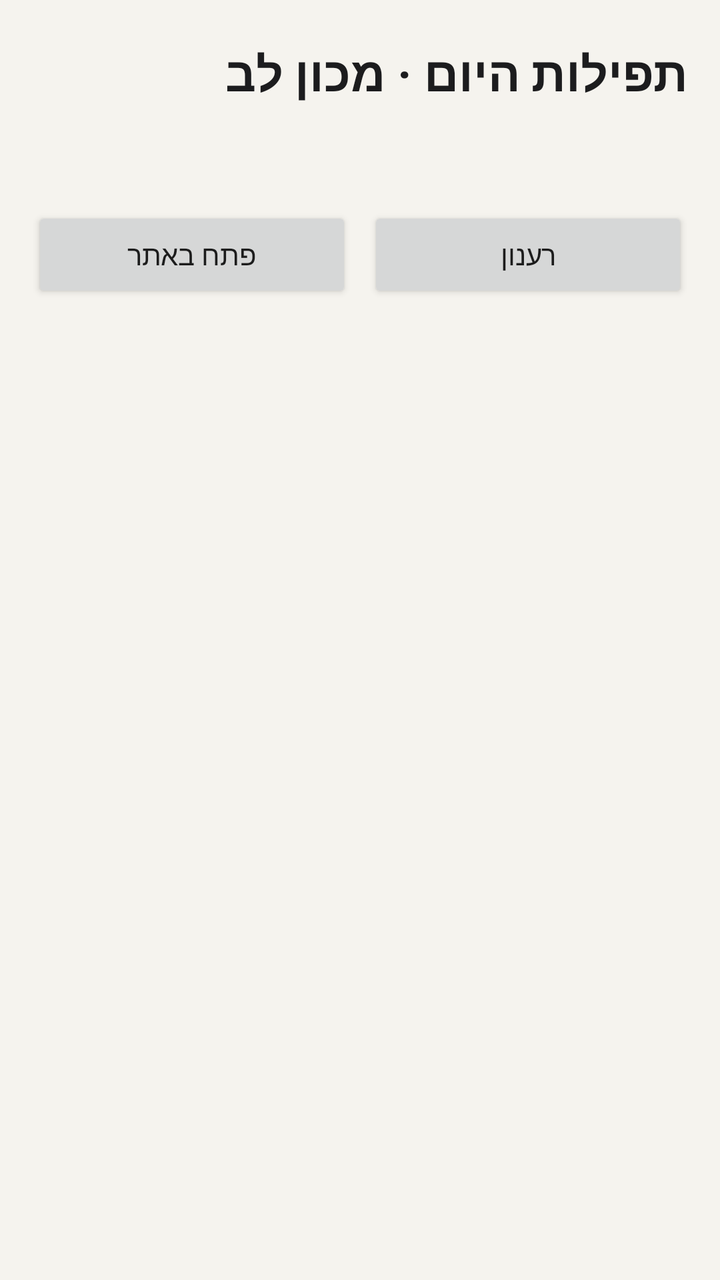
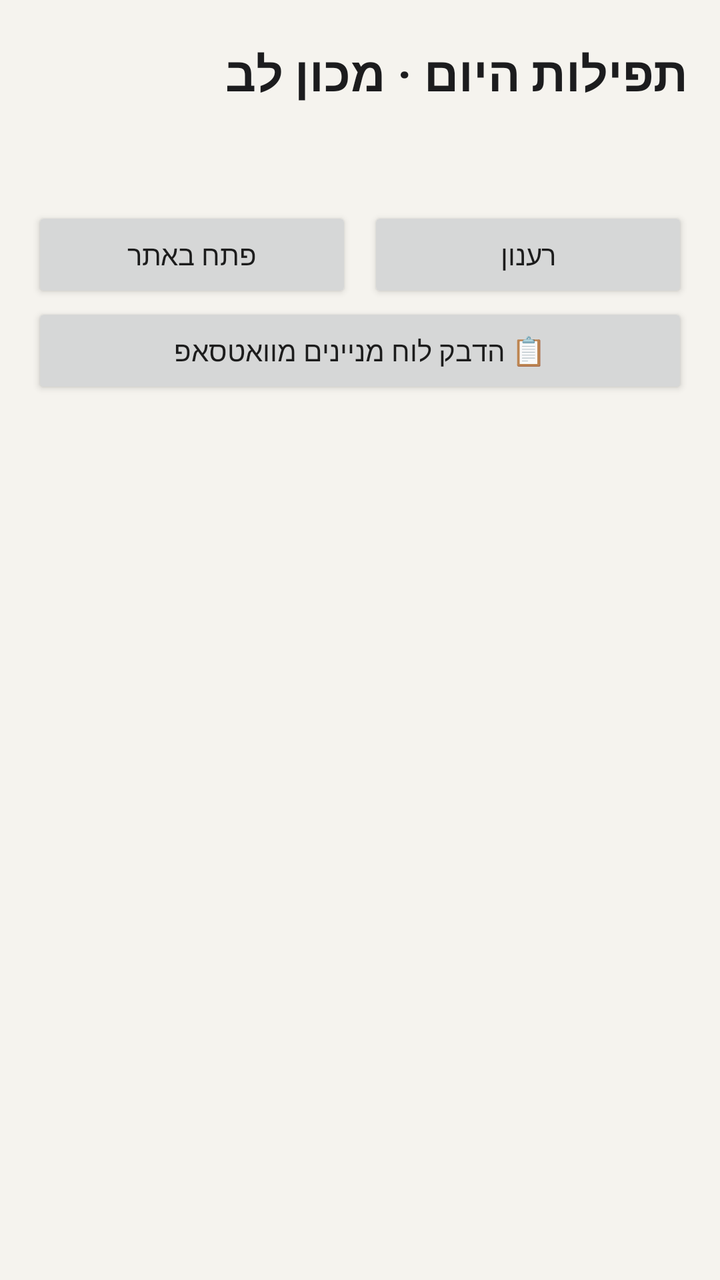

Screens rendered from an Android XML layout before and after an edit, with the pre-edit source and the edit as a unified diff.
<!-- AndroidManifest.xml: application theme AppTheme -->
<!-- res/layout/activity_main.xml -->
<?xml version="1.0" encoding="utf-8"?>
<LinearLayout xmlns:android="http://schemas.android.com/apk/res/android"
    android:layout_width="match_parent"
    android:layout_height="match_parent"
    android:background="@color/bg"
    android:fitsSystemWindows="true"
    android:layoutDirection="rtl"
    android:orientation="vertical"
    android:paddingStart="16dp"
    android:paddingTop="20dp"
    android:paddingEnd="16dp">

    <TextView
        android:layout_width="wrap_content"
        android:layout_height="wrap_content"
        android:text="תפילות היום · מכון לב"
        android:textColor="@color/text_primary"
        android:textSize="24sp"
        android:textStyle="bold" />

    <TextView
        android:id="@+id/date"
        android:layout_width="wrap_content"
        android:layout_height="wrap_content"
        android:layout_marginTop="2dp"
        android:textColor="@color/text_secondary"
        android:textSize="15sp" />

    <TextView
        android:id="@+id/status"
        android:layout_width="match_parent"
        android:layout_height="wrap_content"
        android:layout_marginTop="4dp"
        android:textColor="@color/text_secondary"
        android:textSize="12sp" />

    <LinearLayout
        android:layout_width="match_parent"
        android:layout_height="wrap_content"
        android:layout_marginTop="8dp"
        android:orientation="horizontal">

        <Button
            android:id="@+id/btn_refresh"
            android:layout_width="0dp"
            android:layout_height="wrap_content"
            android:layout_weight="1"
            android:text="רענון" />

        <Button
            android:id="@+id/btn_site"
            android:layout_width="0dp"
            android:layout_height="wrap_content"
            android:layout_marginStart="8dp"
            android:layout_weight="1"
            android:text="פתח באתר" />
    </LinearLayout>

    <ScrollView
        android:layout_width="match_parent"
        android:layout_height="0dp"
        android:layout_marginTop="8dp"
        android:layout_weight="1">

        <LinearLayout
            android:id="@+id/list"
            android:layout_width="match_parent"
            android:layout_height="wrap_content"
            android:orientation="vertical"
            android:paddingBottom="24dp" />
    </ScrollView>
</LinearLayout>
<!-- resources referenced by this layout -->
<resources>
  <color name="bg">#F5F3EE</color>
  <color name="text_primary">#1C1C1E</color>
  <color name="text_secondary">#6B6B70</color>
  <style name="AppTheme" parent="android:Theme.Material.Light.NoActionBar">
          <item name="android:colorPrimary">@color/accent</item>
          <item name="android:colorAccent">@color/accent</item>
          <item name="android:windowBackground">@color/bg</item>
          <item name="android:statusBarColor">@color/bg</item>
          <item name="android:navigationBarColor">@color/bg</item>
          <item name="android:windowLightStatusBar">true</item>
      </style>
  <color name="accent">#1E5AA8</color>
</resources>

<!-- the commit's change to res/layout/activity_main.xml (unified diff, before → after) -->
@@ -56,6 +56,19 @@
             android:text="פתח באתר" />
     </LinearLayout>
 
+    <Button
+        android:id="@+id/btn_paste"
+        android:layout_width="match_parent"
+        android:layout_height="wrap_content"
+        android:text="📋 הדבק לוח מניינים מוואטסאפ" />
+
+    <TextView
+        android:id="@+id/wa_status"
+        android:layout_width="match_parent"
+        android:layout_height="wrap_content"
+        android:textColor="@color/text_secondary"
+        android:textSize="12sp" />
+
     <ScrollView
         android:layout_width="match_parent"
         android:layout_height="0dp"
